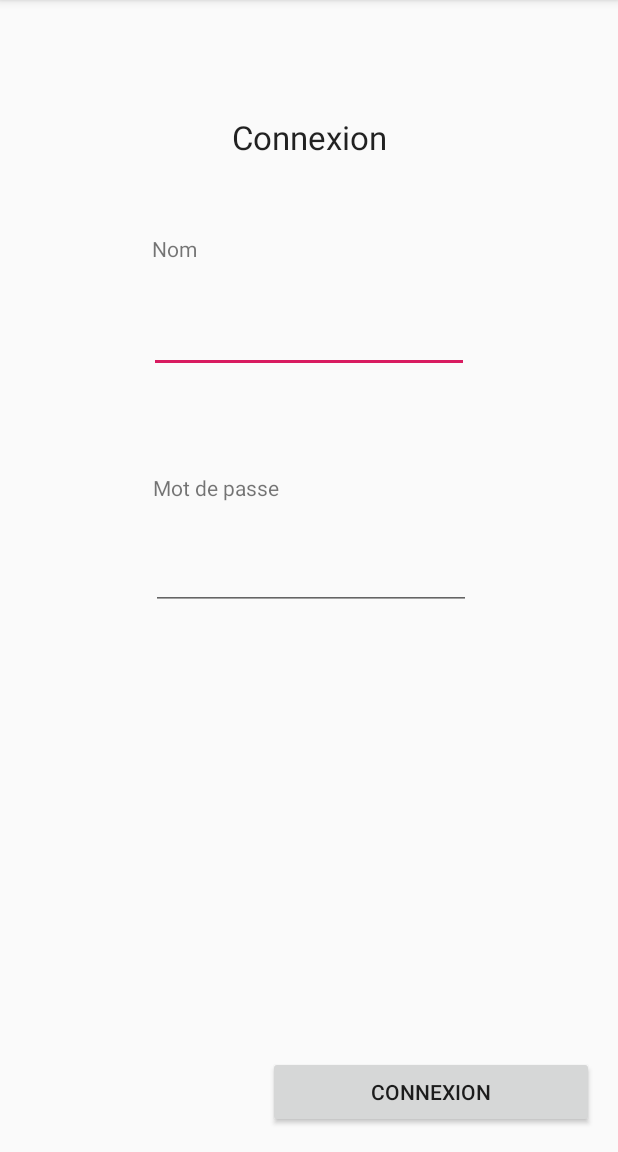
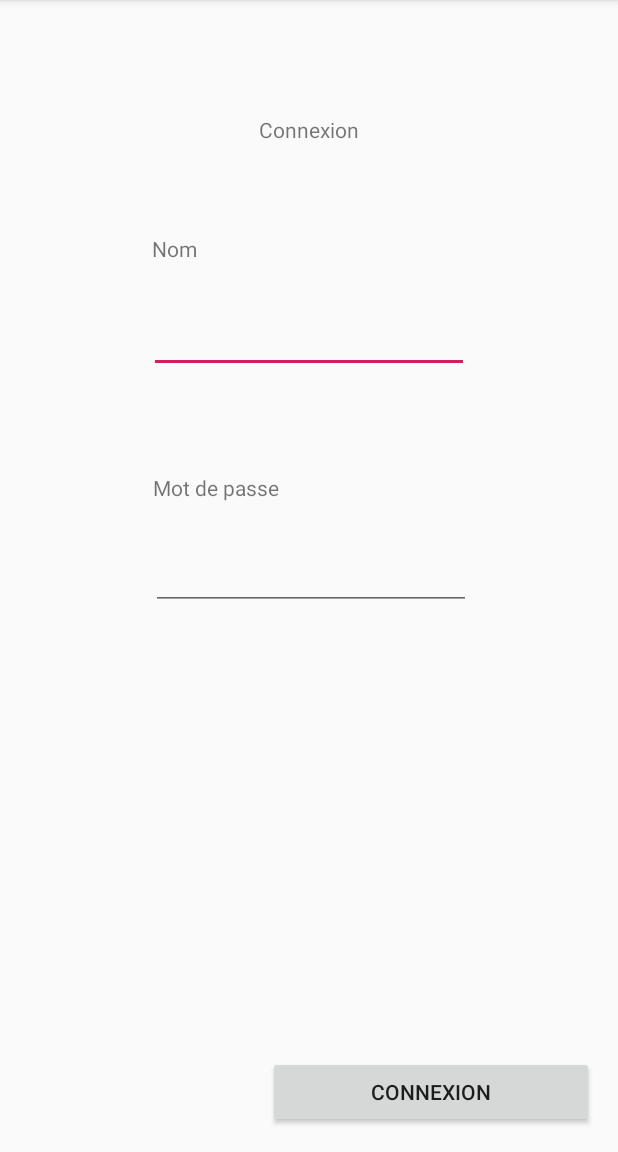
Before and after one commit to FarahonKhwaja/eBay-2.0, an Android app: the screen it shows after launch (LoginActivity), on a phone screen of 412 x 824 dp, the part 84-1236 px from its top. Run offline under Robolectric (Android 15) with nearby library versions, the phone set to English and light mode, and no system bars.

Commit message:
Ajout de la méthode au clic sur login +MainActivity : problème faisant crash l'appli

```diff
--- a/iBAE/app/build.gradle
+++ b/iBAE/app/build.gradle
@@ -25,4 +25,5 @@ dependencies {
     testImplementation 'junit:junit:4.12'
     androidTestImplementation 'com.android.support.test:runner:1.0.2'
     androidTestImplementation 'com.android.support.test.espresso:espresso-core:3.0.2'
+    implementation 'com.android.support:design:27.1.1'
 }
--- a/iBAE/app/src/main/res/layout/activity_login.xml
+++ b/iBAE/app/src/main/res/layout/activity_login.xml
@@ -42,7 +42,6 @@
         android:layout_marginBottom="68dp"
         android:text="Connexion"
         android:textAlignment="center"
-        android:textAppearance="@android:style/TextAppearance.Material.Large"
         app:layout_constraintBottom_toTopOf="@+id/et_nom"
         app:layout_constraintEnd_toEndOf="parent"
         app:layout_constraintStart_toStartOf="parent"
@@ -56,7 +55,8 @@
         android:layout_marginBottom="16dp"
         android:text="Connexion"
         app:layout_constraintBottom_toBottomOf="parent"
-        app:layout_constraintEnd_toEndOf="parent" />
+        app:layout_constraintEnd_toEndOf="parent"
+        android:onClick="onClickConnexion"/>
 
     <TextView
         android:id="@+id/tv_nom"
--- a/iBAE/app/src/main/res/values/strings.xml
+++ b/iBAE/app/src/main/res/values/strings.xml
@@ -1,7 +1,7 @@
 <resources>
     <string name="app_name">iBAE</string>
     <string name="title_activity_main">MainActivity</string>
-    <string name="title_home">Acceuil</string>
+    <string name="title_home">Accueil</string>
     <string name="title_dashboard">Vendre</string>
     <string name="title_notifications">Profil</string>
 </resources>
```
Also changed, not shown: iBAE/app/src/main/java/fr/toulouse/miage/ibae/LoginActivity.java (+8 -0 lines).
